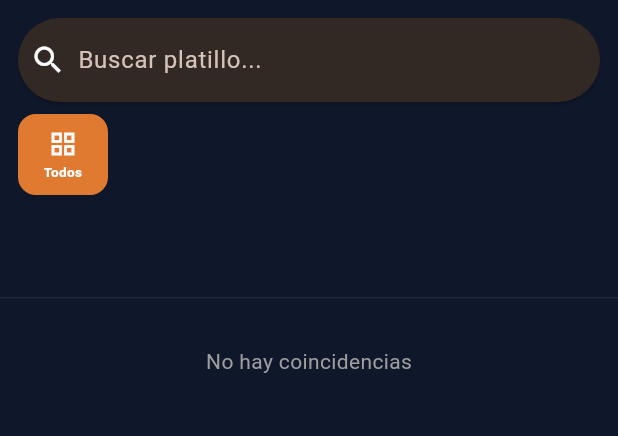
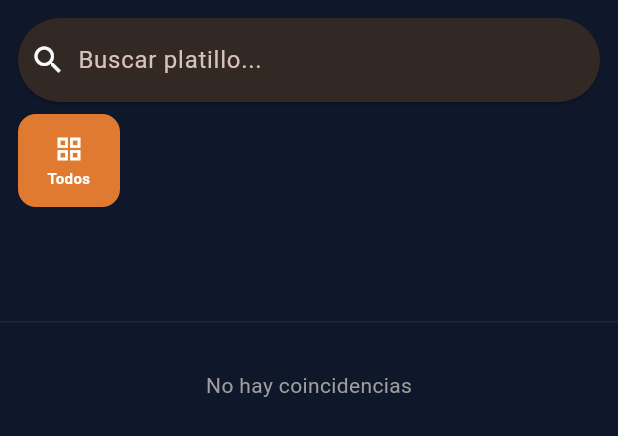
Before and after one commit to gorditasmh2020rigoberto/restaurant, a Flutter app: the MenuBrowser widget shown alone on an empty page, opened directly with empty values, on a phone screen of 412 x 824 dp. Shown: the top 436 px of the screen. Run offline on Flutter 3.47's test engine with Material 3 defaults, Android fonts, the phone set to English and light mode, and no system bars; our stand-ins replace audioplayers, image_picker, pdf, printing, shared_preferences, supabase_flutter; missing offline and left inert: dart:html, dart:js, dart:ui_web; accounts and stored records are empty; network calls fail; key blocks and very long unbroken strings in the code were emptied for the run.

Commit message:
Improve mobile UX: bigger category buttons, 2-col grid, better modals
- Category blocks: 60x54 -> 68x62px, font 9->10px (easier to tap)
- Dish grid: 2 columns on phones < 400px (was always 3)
- Drink flavor modal: 2 columns on phones < 400px, aspect ratio 2.0
- 'Agregar a la orden' button: elevated orange button (44px tall, always visible)
- Table selector: 3 cols on <380px, 4 cols on <600px (was 4/5)

Co-Authored-By: Claude Sonnet 4.6 <noreply@anthropic.com>

```diff
--- a/lib/views/comandas_view.dart
+++ b/lib/views/comandas_view.dart
@@ -752,7 +752,7 @@ class _ComandasViewState extends State<ComandasView> {
                                       builder: (context, constraints) {
                                         final availW = constraints.maxWidth;
                                         final availH = constraints.maxHeight;
-                                        final cols = availW < 380 ? 4 : availW < 600 ? 5 : 7;
+                                        final cols = availW < 380 ? 3 : availW < 600 ? 4 : 7;
                                         final rows = (tables.length / cols).ceil();
                                         const spacing = 8.0;
                                         final ext = ((availH - (rows - 1) * spacing - 8) / rows).clamp(52.0, 120.0);
@@ -1165,7 +1165,7 @@ class _ComandasViewState extends State<ComandasView> {
               final realWidth = constraints.maxWidth;
               int cols;
               if (isPhone) {
-                cols = (realWidth / 130).floor().clamp(2, 3);
+                cols = realWidth < 400 ? 2 : (realWidth / 130).floor().clamp(2, 3);
               } else if (isTablet) {
                 cols = (realWidth / 150).floor().clamp(2, 5);
               } else {
--- a/lib/widgets/menu_browser.dart
+++ b/lib/widgets/menu_browser.dart
@@ -215,8 +215,8 @@ class _MenuBrowserState extends State<MenuBrowser> {
       onTap: () => _onCategoryTap(label),
       child: AnimatedContainer(
         duration: const Duration(milliseconds: 180),
-        width: 60,
-        height: 54,
+        width: 68,
+        height: 62,
         decoration: BoxDecoration(
           color: selected ? activeColor : const Color(0xFF1E293B),
           borderRadius: BorderRadius.circular(12),
@@ -242,7 +242,7 @@ class _MenuBrowserState extends State<MenuBrowser> {
                 maxLines: 2,
                 overflow: TextOverflow.ellipsis,
                 style: TextStyle(
-                  fontSize: 9,
+                  fontSize: 10,
                   height: 1.1,
                   fontWeight: selected ? FontWeight.w700 : FontWeight.w400,
                   color: selected ? Colors.white : Colors.white60,
@@ -434,9 +434,9 @@ class _MenuBrowserState extends State<MenuBrowser> {
             gridDelegate: SliverGridDelegateWithFixedCrossAxisCount(
               crossAxisCount: crossAxisCount,
               childAspectRatio:
-                  isMobile ? 1.6 : (isTablet ? 1.7 : 1.8),
-              crossAxisSpacing: isMobile ? 6 : (isTablet ? 8 : 12),
-              mainAxisSpacing: isMobile ? 6 : (isTablet ? 8 : 12),
+                  isMobile ? (crossAxisCount == 2 ? 1.45 : 1.6) : (isTablet ? 1.7 : 1.8),
+              crossAxisSpacing: isMobile ? 8 : (isTablet ? 8 : 12),
+              mainAxisSpacing: isMobile ? 8 : (isTablet ? 8 : 12),
             ),
             delegate: SliverChildBuilderDelegate(
               (context, index) => cards[index],
@@ -469,7 +469,7 @@ class _MenuBrowserState extends State<MenuBrowser> {
           ),
         ),
         SizedBox(
-          height: 2 * 54 + 1 * 6 + 8,
+          height: 2 * 62 + 1 * 6 + 8,
           child: GridView.builder(
             scrollDirection: Axis.horizontal,
             padding: const EdgeInsets.fromLTRB(12, 0, 12, 8),
@@ -477,7 +477,7 @@ class _MenuBrowserState extends State<MenuBrowser> {
               crossAxisCount: 2,
               mainAxisSpacing: 8,
               crossAxisSpacing: 6,
-              childAspectRatio: 54 / 60,
+              childAspectRatio: 62 / 68,
             ),
             itemCount: _availableCategories.length,
             itemBuilder: (_, i) => _buildCategoryBlock(_availableCategories[i]),
@@ -491,7 +491,7 @@ class _MenuBrowserState extends State<MenuBrowser> {
               final realWidth = constraints.maxWidth;
               int cols;
               if (isPhone) {
-                cols = 3;
+                cols = realWidth < 400 ? 2 : 3;
               } else if (isTablet) {
                 cols = (realWidth / 150).floor().clamp(2, 5);
               } else {
```
Also changed, not shown: lib/widgets/dish_card.dart (+13 -7 lines).
